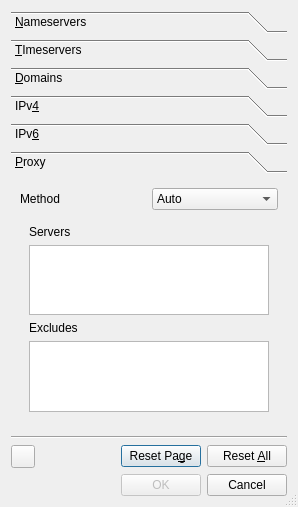
First picture: the form in code/peditor/ui/peditor.ui, repository andrew-bibb/cmst, before the edit.
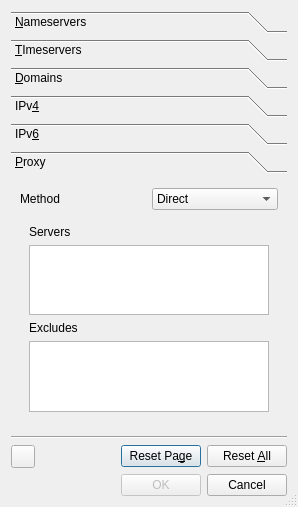
Second picture: the form after the edit. The open tabs and pages were chosen to show the change.

Commit message: details tab proxy information and scrollbars, finished seeding configuration dialog

What changed in the file:
```diff
--- a/code/peditor/ui/peditor.ui
+++ b/code/peditor/ui/peditor.ui
@@ -328,11 +328,6 @@
          </item>
          <item row="0" column="1">
           <widget class="QComboBox" name="comboBox_proxymethod">
-           <item>
-            <property name="text">
-             <string>Auto</string>
-            </property>
-           </item>
            <item>
             <property name="text">
              <string>Direct</string>
```
Left out of the diff: 17 changed lines with no effect on the pictures. The commit also changes 5 other files.
